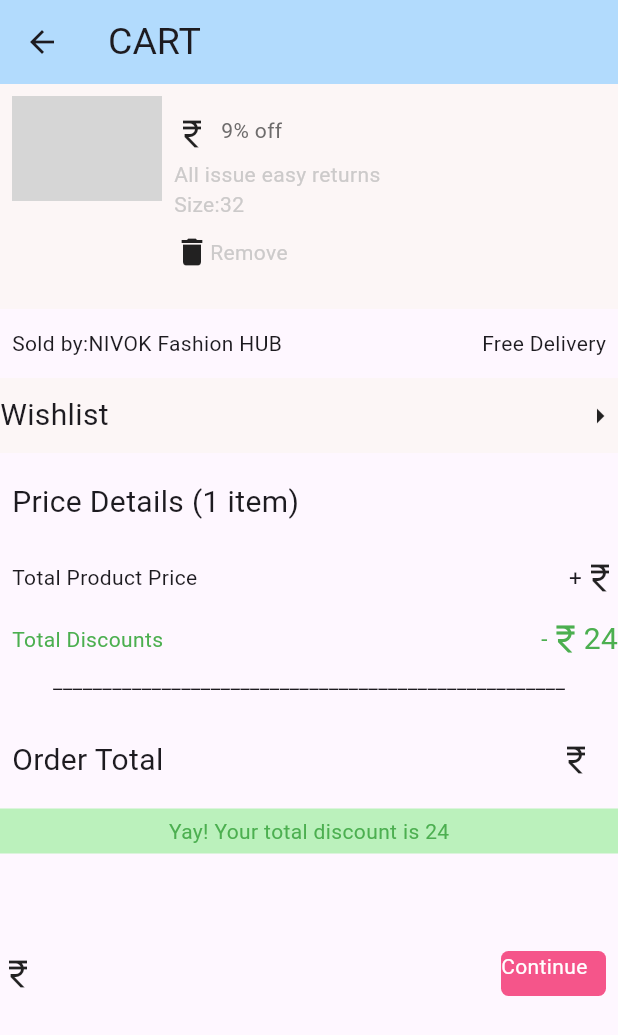
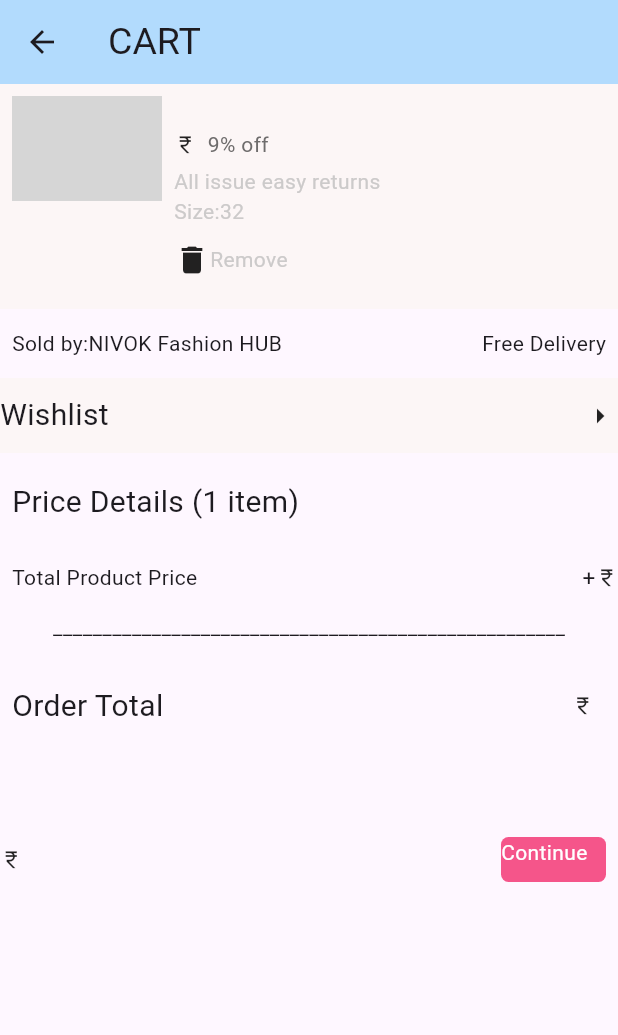
Before and after one commit to remyamp1/MiniProject3, a Flutter app: the WishList screen opened directly with empty values, after a tap on "Add to Cart", on a phone screen of 412 x 824 dp. Shown: the top 1035 px of the screen. Run offline on Flutter 3.47's test engine with Material 3 defaults, Android fonts, the phone set to English and light mode, and no system bars; our stand-ins replace hive, hive_flutter, lottie; accounts and stored records are empty; grey boxes are pictures that could not be loaded.

Commit message:
29-10-24

```diff
--- a/lib/Payment.dart
+++ b/lib/Payment.dart
@@ -101,7 +101,7 @@ class _PaymentPageState extends State<PaymentPage> {
                          child:Row(
                               children: [
                                 Center(child: Text('Pay')),
-                                Icon(Icons.currency_rupee),
+                                Icon(Icons.currency_rupee,size: 15,),
                                 Text(' ')
                               ],
                             ) ,
@@ -168,7 +168,7 @@ class _PaymentPageState extends State<PaymentPage> {
                 SizedBox(height: 8),
               Row(
                 children: [
-                  Icon(Icons.currency_rupee),
+                  Icon(Icons.currency_rupee,size: 15,),
                   SizedBox(width: 8),
               Text('Cash on Delivery'),
                 Spacer(),
--- a/lib/WishList.dart
+++ b/lib/WishList.dart
@@ -13,11 +13,7 @@ class WishList extends StatelessWidget{
       appBar: AppBar(title: Text(
         "WishList",style: TextStyle(fontSize: 25),
       ),backgroundColor: const Color.fromARGB(255, 178, 219, 253),),
-      body:Container(
-        decoration: BoxDecoration(image:
-         DecorationImage(image: AssetImage("assets/image/backgroun.jpeg"),
-        fit: BoxFit.cover)),
-      child:  Column(
+      body:Column(
          children: [
            Container(
             height: 100,
@@ -67,7 +63,9 @@ class WishList extends StatelessWidget{
              ),
                   SizedBox(height: 70,),
 
-                      Container(
+                      Padding(
+                        padding: const EdgeInsets.only(top: 450,left: 170),
+                        child: Container(
                           height: 30,
                           width: 100,
                           decoration: BoxDecoration(borderRadius: BorderRadius.circular(5)
@@ -81,18 +79,10 @@ class WishList extends StatelessWidget{
 
                             },
                             child: Text("Add to Cart",style: TextStyle(color: Colors.white),)),
+                        ),
                       )
 
          ],
-       ),
-
-
-
-
-
-
-
-
        )
 
     );
--- a/lib/cart.dart
+++ b/lib/cart.dart
@@ -41,11 +41,11 @@ class Cartexample extends StatelessWidget{
                  Text(name),
                ]
                   ),
+                  SizedBox(height:5),
                   Row(
-                    mainAxisAlignment: MainAxisAlignment.start,
-                    crossAxisAlignment: CrossAxisAlignment.start,
+
                     children: [
-                 Icon(Icons.currency_rupee),
+                 Icon(Icons.currency_rupee,size: 15,),
                  Text(price,style: TextStyle(fontSize: 20),),    Text("  9% off",style: TextStyle(color: const Color.fromARGB(255, 110, 108, 108)),)
 
                ],
@@ -134,23 +134,12 @@ class Cartexample extends StatelessWidget{
                           ),
                           Spacer(),
                           Text("+",style: TextStyle(fontSize: 15)),
-                          Icon(Icons.currency_rupee),
+                          Icon(Icons.currency_rupee,size: 15,),
                           Text(price,style: TextStyle(fontSize: 20),)
                         ],
                       ),
                       SizedBox(height: 5),
-                      Row(
-                        children: [
-                          Padding(
-                            padding: const EdgeInsets.all(8.0),
-                            child: Text("Total Discounts",style: TextStyle(color: Colors.green)),
-                          ),
-                          Spacer(),
-                          Text("-",style: TextStyle(fontSize: 15,color: Colors.green)),
-                          Icon(Icons.currency_rupee,color: Colors.green,),
-                          Text("24",style: TextStyle(fontSize: 20,color: Colors.green))
-                        ],
-                      ),
+
 
 
 
@@ -169,20 +158,12 @@ class Cartexample extends StatelessWidget{
                      ),
 
                  Spacer(),
-                 Icon(Icons.currency_rupee),
+                 Icon(Icons.currency_rupee,size: 15,),
                  Padding(
                    padding: const EdgeInsets.all(8.0),
                    child: Text(price,style: TextStyle(fontSize: 20),),
                  ),
                    ]
-                 ),
-                 SizedBox(height: 10),
-                 Container(
-                  height: 30,
-                  width: double.infinity,
-                  color: const Color.fromARGB(255, 187, 241, 188),
-                  child:
-                  Center(child: Text("Yay! Your total discount is 24",style: TextStyle(color: Colors.green),)),
                  ),
 
                 SizedBox(height: 50,),
@@ -192,7 +173,7 @@ class Cartexample extends StatelessWidget{
 
                   child: Row(
                     children: [
-                      Icon(Icons.currency_rupee),
+                      Icon(Icons.currency_rupee,size: 15,),
                       Text(price,style: TextStyle(fontSize: 20),),
                       Spacer(),
                       Padding(
```
Also changed, not shown: lib/login.dart (+60 -22 lines). Lines whose indentation alone changed are shown as unchanged.
